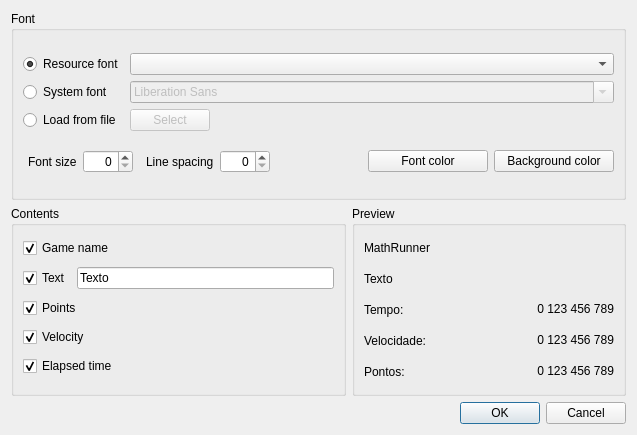
LAD-MathQuest/MathRunner, file mathrunner/ui/form_scoreboard.ui: the form before one commit.
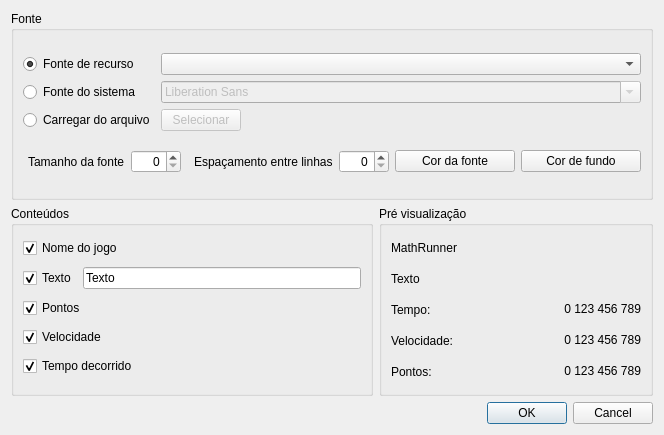
The form after the commit.

Commit message: Finalização da tradução dos arquivos .ui

The edit to the form file:
```diff
--- a/mathrunner/ui/form_scoreboard.ui
+++ b/mathrunner/ui/form_scoreboard.ui
@@ -17,7 +17,7 @@
    <item>
     <widget class="QGroupBox" name="groupBox_3">
      <property name="title">
-      <string>Font</string>
+      <string>Fonte</string>
      </property>
      <layout class="QVBoxLayout" name="verticalLayout_4">
       <item>
@@ -32,7 +32,7 @@
         <item row="3" column="0">
          <widget class="QRadioButton" name="radioButton_3">
           <property name="text">
-           <string>Load from file</string>
+           <string>Carregar do arquivo</string>
           </property>
          </widget>
         </item>
@@ -44,7 +44,7 @@
              <bool>false</bool>
             </property>
             <property name="text">
-             <string>Select</string>
+             <string>Selecionar</string>
             </property>
            </widget>
           </item>
@@ -69,14 +69,14 @@
         <item row="2" column="0">
          <widget class="QRadioButton" name="radioButton">
           <property name="text">
-           <string>System font</string>
+           <string>Fonte do sistema</string>
           </property>
          </widget>
         </item>
         <item row="0" column="0">
          <widget class="QRadioButton" name="radioButton_2">
           <property name="text">
-           <string>Resource font</string>
+           <string>Fonte de recurso</string>
           </property>
           <property name="checked">
            <bool>true</bool>
@@ -90,7 +90,7 @@
         <item>
          <widget class="QLabel" name="label_9">
           <property name="text">
-           <string>Font size</string>
+           <string>Tamanho da fonte</string>
           </property>
           <property name="indent">
            <number>5</number>
@@ -113,7 +113,7 @@
         <item>
          <widget class="QLabel" name="label_10">
           <property name="text">
-           <string>Line spacing</string>
+           <string>Espaçamento entre linhas</string>
           </property>
           <property name="indent">
            <number>7</number>
@@ -155,7 +155,7 @@
            </size>
           </property>
           <property name="text">
-           <string>Font color</string>
+           <string>Cor da fonte</string>
           </property>
          </widget>
         </item>
@@ -168,7 +168,7 @@
            </size>
           </property>
           <property name="text">
-           <string>Background color</string>
+           <string>Cor de fundo</string>
           </property>
          </widget>
         </item>
@@ -182,13 +182,13 @@
      <item>
       <widget class="QGroupBox" name="groupBox">
        <property name="title">
-        <string>Contents</string>
+        <string>Conteúdos</string>
        </property>
        <layout class="QVBoxLayout" name="verticalLayout_2">
         <item>
          <widget class="QCheckBox" name="checkBox_2">
           <property name="text">
-           <string>Game name</string>
+           <string>Nome do jogo</string>
           </property>
           <property name="checked">
            <bool>true</bool>
@@ -200,7 +200,7 @@
           <item>
            <widget class="QCheckBox" name="checkBox_4">
             <property name="text">
-             <string>Text</string>
+             <string>Texto</string>
             </property>
             <property name="checked">
              <bool>true</bool>
@@ -219,7 +219,7 @@
         <item>
          <widget class="QCheckBox" name="checkBox">
           <property name="text">
-           <string>Points</string>
+           <string>Pontos</string>
           </property>
           <property name="checked">
            <bool>true</bool>
@@ -229,7 +229,7 @@
         <item>
          <widget class="QCheckBox" name="checkBox_3">
           <property name="text">
-           <string>Velocity</string>
+           <string>Velocidade</string>
           </property>
           <property name="checked">
            <bool>true</bool>
@@ -239,7 +239,7 @@
         <item>
          <widget class="QCheckBox" name="checkBox_5">
           <property name="text">
-           <string>Elapsed time</string>
+           <string>Tempo decorrido</string>
           </property>
           <property name="checked">
            <bool>true</bool>
@@ -255,7 +255,7 @@
         <bool>true</bool>
        </property>
        <property name="title">
-        <string>Preview</string>
+        <string>Pré visualização</string>
        </property>
        <layout class="QVBoxLayout" name="verticalLayout_3">
         <item>
```
Left out of the diff: 2 changed lines with no effect on the pictures. The commit also changes 3 other files.
